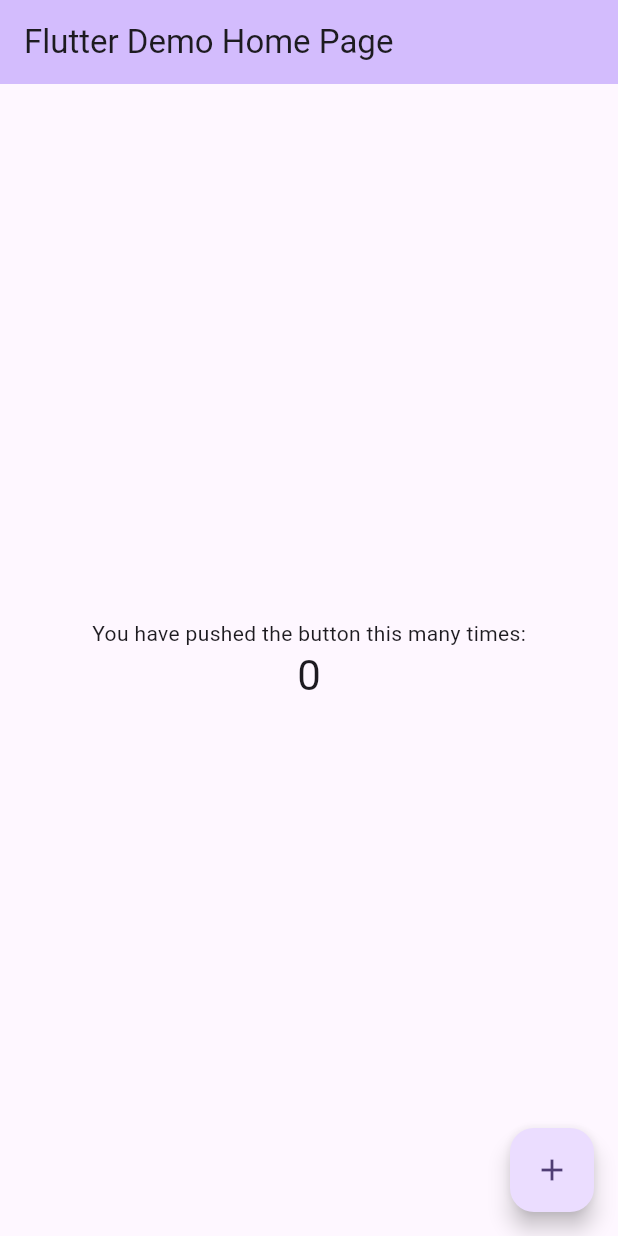
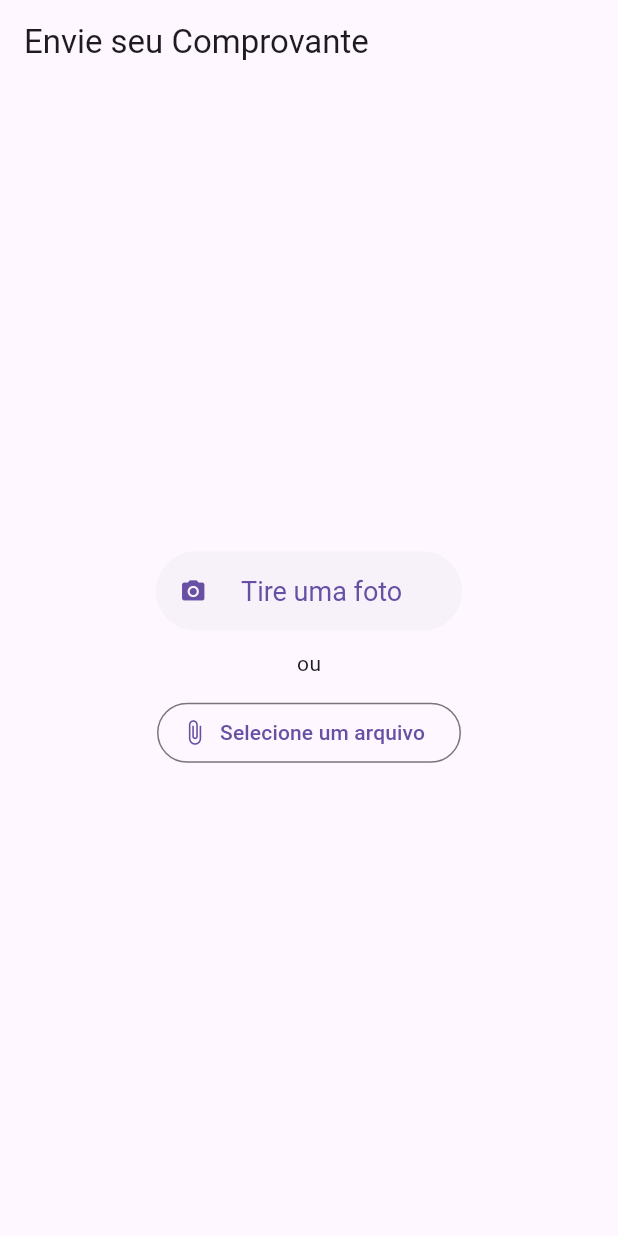
Before and after one commit to thiago-nsousa/flutter_exercise_camera, a Flutter app: the screen it shows after launch, on a phone screen of 412 x 824 dp. Run offline on Flutter 3.47's test engine with Material 3 defaults, Android fonts, the light colour scheme and no system bars; our stand-ins replace get, image_picker; missing offline and left inert: camera_camera.

Commit message:
Add camera functionality and file attachment feature

```diff
--- /dev/null
+++ b/lib/home_page.dart
@@ -0,0 +1,80 @@
+import 'dart:io';
+import 'dart:ui';
+
+import 'package:flutter/material.dart';
+import 'package:camera_camera/camera_camera.dart';
+import 'package:flutter_exercise_camera/attachment.dart';
+import 'package:flutter_exercise_camera/preview_page.dart';
+import 'package:image_picker/image_picker.dart';
+import 'package:get/get.dart';
+
+class HomePage extends StatefulWidget {
+  const HomePage({Key? key}) : super(key: key);
+
+  @override
+  _HomePageState createState() => _HomePageState();
+}
+
+class _HomePageState extends State<HomePage> {
+  File? file;
+  final picker = ImagePicker();
+
+  // Future getFileFromGallery() async {
+  //   XFile? file = await picker.pickImage(source: ImageSource.gallery);
+
+  //   setState(() => arquivo = XFile(file.path));
+  // }
+
+  showPreview() async {
+    // File? arq = await Get.to(() => PreviewPage(file: file));
+    XFile? xFile = await picker.pickImage(source: ImageSource.camera);
+
+    setState(() => file = xFile != null ? File(xFile.path) : null);
+    Get.back();
+  }
+
+  @override
+  Widget build(BuildContext context) {
+    return Scaffold(
+      appBar: AppBar(
+        title: const Text('Envie seu Comprovante'),
+      ),
+      body: Center(
+        child: Row(
+          mainAxisAlignment: MainAxisAlignment.center,
+          children: [
+            Column(
+              mainAxisAlignment: MainAxisAlignment.center,
+              crossAxisAlignment: CrossAxisAlignment.center,
+              children: [
+                if (file != null) AttachmentWidget(file: file!),
+                ElevatedButton.icon(
+                  onPressed: () => showPreview(),
+                  icon: const Icon(Icons.camera_alt),
+                  label: const Padding(
+                    padding: EdgeInsets.all(16.0),
+                    child: Text('Tire uma foto'),
+                  ),
+                  style: ElevatedButton.styleFrom(
+                      elevation: 0.0,
+                      textStyle: const TextStyle(
+                        fontSize: 18,
+                      )),
+                ),
+                const Padding(
+                  padding: EdgeInsets.all(12.0),
+                  child: Text('ou'),
+                ),
+                OutlinedButton.icon(
+                  icon: const Icon(Icons.attach_file),
+                  label: const Text('Selecione um arquivo'),
+                  onPressed: () => {},
+                ),
+              ],
+            ),
+          ],
+        ),
+      ),
+    );
+  }
+}
--- a/lib/main.dart
+++ b/lib/main.dart
@@ -1,4 +1,6 @@
 import 'package:flutter/material.dart';
+import 'package:flutter_exercise_camera/home_page.dart';
+import 'package:get/get.dart';
 
 void main() {
   runApp(const MyApp());
@@ -7,119 +9,15 @@
 class MyApp extends StatelessWidget {
   const MyApp({super.key});
 
-  // This widget is the root of your application.
   @override
   Widget build(BuildContext context) {
-    return MaterialApp(
-      title: 'Flutter Demo',
+    return GetMaterialApp(
+      debugShowCheckedModeBanner: false,
+      title: 'Camera Demo',
       theme: ThemeData(
-        // This is the theme of your application.
-        //
-        // TRY THIS: Try running your application with "flutter run". You'll see
-        // the application has a purple toolbar. Then, without quitting the app,
-        // try changing the seedColor in the colorScheme below to Colors.green
-        // and then invoke "hot reload" (save your changes or press the "hot
-        // reload" button in a Flutter-supported IDE, or press "r" if you used
-        // the command line to start the app).
-        //
-        // Notice that the counter didn't reset back to zero; the application
-        // state is not lost during the reload. To reset the state, use hot
-        // restart instead.
-        //
-        // This works for code too, not just values: Most code changes can be
-        // tested with just a hot reload.
-        colorScheme: ColorScheme.fromSeed(seedColor: Colors.deepPurple),
-        useMaterial3: true,
+        primarySwatch: Colors.deepPurple,
       ),
-      home: const MyHomePage(title: 'Flutter Demo Home Page'),
+      home: const HomePage(),
     );
   }
 }
-
-class MyHomePage extends StatefulWidget {
-  const MyHomePage({super.key, required this.title});
-
-  // This widget is the home page of your application. It is stateful, meaning
-  // that it has a State object (defined below) that contains fields that affect
-  // how it looks.
-
-  // This class is the configuration for the state. It holds the values (in this
-  // case the title) provided by the parent (in this case the App widget) and
-  // used by the build method of the State. Fields in a Widget subclass are
-  // always marked "final".
-
-  final String title;
-
-  @override
-  State<MyHomePage> createState() => _MyHomePageState();
-}
-
-class _MyHomePageState extends State<MyHomePage> {
-  int _counter = 0;
-
-  void _incrementCounter() {
-    setState(() {
-      // This call to setState tells the Flutter framework that something has
-      // changed in this State, which causes it to rerun the build method below
-      // so that the display can reflect the updated values. If we changed
-      // _counter without calling setState(), then the build method would not be
-      // called again, and so nothing would appear to happen.
-      _counter++;
-    });
-  }
-
-  @override
-  Widget build(BuildContext context) {
-    // This method is rerun every time setState is called, for instance as done
-    // by the _incrementCounter method above.
-    //
-    // The Flutter framework has been optimized to make rerunning build methods
-    // fast, so that you can just rebuild anything that needs updating rather
-    // than having to individually change instances of widgets.
-    return Scaffold(
-      appBar: AppBar(
-        // TRY THIS: Try changing the color here to a specific color (to
-        // Colors.amber, perhaps?) and trigger a hot reload to see the AppBar
-        // change color while the other colors stay the same.
-        backgroundColor: Theme.of(context).colorScheme.inversePrimary,
-        // Here we take the value from the MyHomePage object that was created by
-        // the App.build method, and use it to set our appbar title.
-        title: Text(widget.title),
-      ),
-      body: Center(
-        // Center is a layout widget. It takes a single child and positions it
-        // in the middle of the parent.
-        child: Column(
-          // Column is also a layout widget. It takes a list of children and
-          // arranges them vertically. By default, it sizes itself to fit its
-          // children horizontally, and tries to be as tall as its parent.
-          //
-          // Column has various properties to control how it sizes itself and
-          // how it positions its children. Here we use mainAxisAlignment to
-          // center the children vertically; the main axis here is the vertical
-          // axis because Columns are vertical (the cross axis would be
-          // horizontal).
-          //
-          // TRY THIS: Invoke "debug painting" (choose the "Toggle Debug Paint"
-          // action in the IDE, or press "p" in the console), to see the
-          // wireframe for each widget.
-          mainAxisAlignment: MainAxisAlignment.center,
-          children: <Widget>[
-            const Text(
-              'You have pushed the button this many times:',
-            ),
-            Text(
-              '$_counter',
-              style: Theme.of(context).textTheme.headlineMedium,
-            ),
-          ],
-        ),
-      ),
-      floatingActionButton: FloatingActionButton(
-        onPressed: _incrementCounter,
-        tooltip: 'Increment',
-        child: const Icon(Icons.add),
-      ), // This trailing comma makes auto-formatting nicer for build methods.
-    );
-  }
-}
```
Also changed, not shown: lib/attachment.dart (added, +29 -0 lines), lib/preview_page.dart (added, +70 -0 lines), 2 other files.
